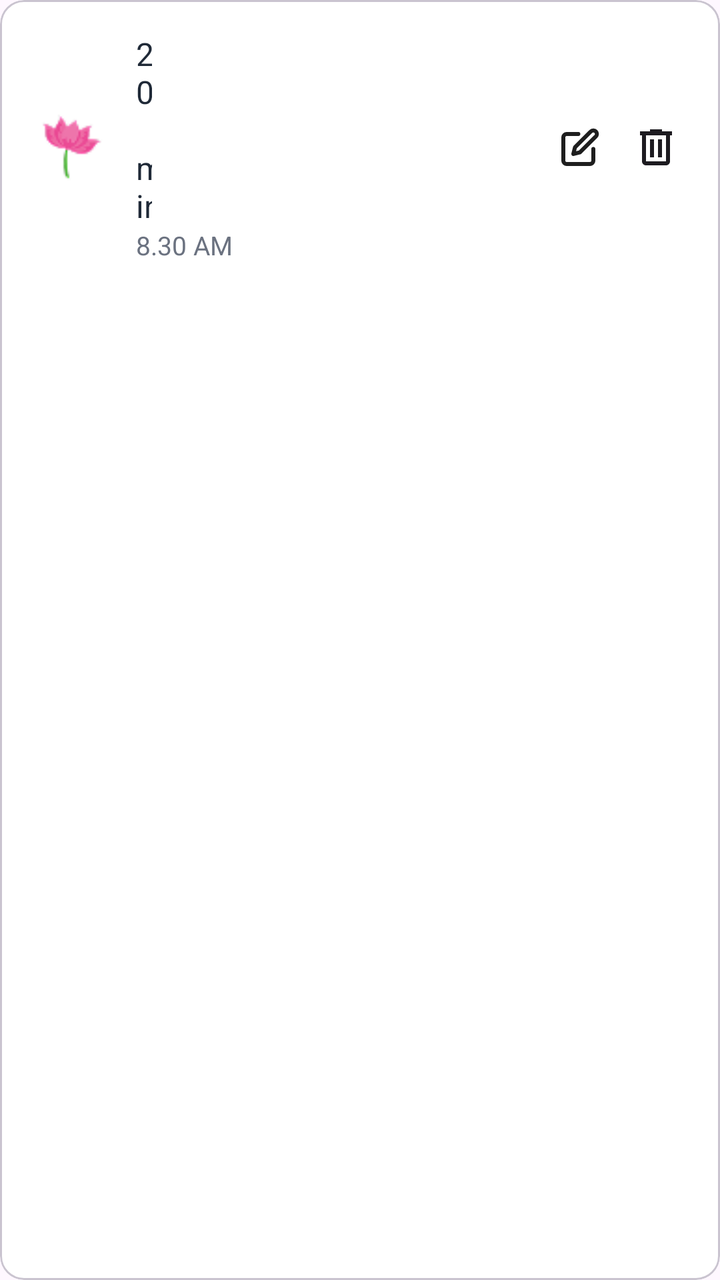
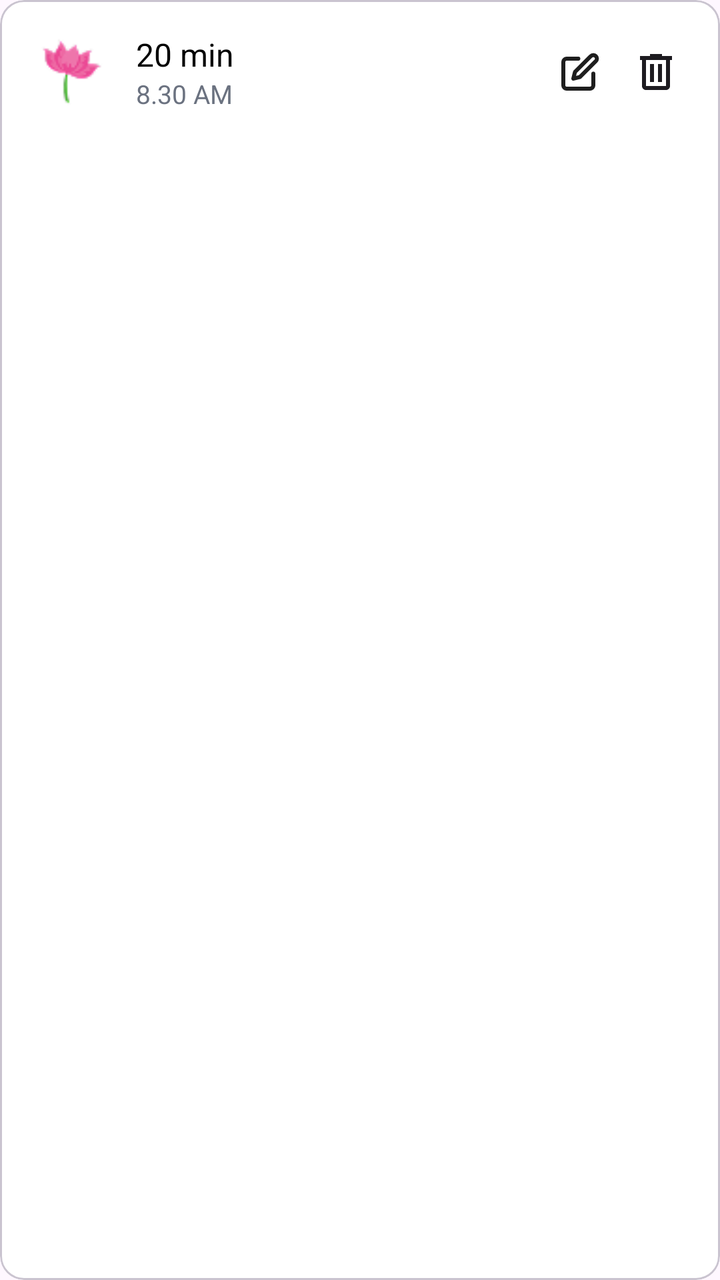

Before-and-after screenshots of an Android layout around one commit, followed by the original layout XML and the change that was made.
<!-- AndroidManifest.xml: application theme Theme.AqualumeApp -->
<!-- res/layout/item_meditation_log.xml -->
<?xml version="1.0" encoding="utf-8"?>
<com.google.android.material.card.MaterialCardView xmlns:android="http://schemas.android.com/apk/res/android"
    xmlns:app="http://schemas.android.com/apk/res-auto"
    android:layout_width="match_parent"
    android:layout_height="wrap_content"
    android:layout_marginBottom="12dp"
    app:cardBackgroundColor="@color/white"
    app:cardCornerRadius="12dp"
    app:cardElevation="0dp">
    <LinearLayout
        android:layout_width="match_parent"
        android:layout_height="wrap_content"
        android:orientation="vertical">
    <TextView
        android:id="@+id/tvDateHeader"
        android:layout_width="wrap_content"
        android:layout_height="wrap_content"
        android:layout_marginTop="8dp"
        android:layout_marginBottom="12dp"
        android:text="@string/_01_10_20255"
        android:textColor="#666666"
        android:textSize="14sp"
        android:visibility="gone" />

    <LinearLayout
        android:layout_width="wrap_content"
        android:layout_height="wrap_content"
        android:gravity="center_vertical"
        android:orientation="horizontal"
        android:padding="16dp">

        <ImageView
            android:layout_width="40dp"
            android:layout_height="40dp"
            android:contentDescription="@string/meditatio"
            android:src="@drawable/ic_meditation" />

        <LinearLayout
            android:layout_width="0dp"
            android:layout_height="wrap_content"
            android:layout_marginStart="12dp"
            android:layout_weight="1"
            android:orientation="vertical">

            <TextView
                android:id="@+id/tv_duration"
                android:layout_width="wrap_content"
                android:layout_height="wrap_content"
                android:layout_marginEnd="200dp"
                android:fontFamily="sans-serif"
                android:text="@string/_20_min"
                android:textColor="@color/primary_text"
                android:textSize="16sp" />


                <TextView
                    android:id="@+id/tv_time"
                    android:layout_width="wrap_content"
                    android:layout_height="wrap_content"
                    android:text="@string/_8_30_am"
                    android:textColor="@color/secondary_text"
                    android:textSize="13sp" />




        </LinearLayout>

        <ImageView
            android:id="@+id/iv_edit"
            android:layout_width="wrap_content"
            android:layout_height="32dp"
            android:layout_marginEnd="8dp"
            android:contentDescription="@string/edite"
            android:padding="4dp"
            android:src="@drawable/ic_edit" />

        <ImageView
            android:id="@+id/iv_delete"
            android:layout_width="32dp"
            android:layout_height="32dp"
            android:contentDescription="@string/deletee"
            android:padding="4dp"
            android:src="@drawable/ic_delete" />

    </LinearLayout>
    </LinearLayout>

</com.google.android.material.card.MaterialCardView>
<!-- resources referenced by this layout -->
<resources>
  <color name="primary_text">#1F2937</color>
  <color name="secondary_text">#6B7280</color>
  <color name="white">#FFFFFFFF</color>
  <!-- drawable ic_delete (drawable) -->
  <vector xmlns:android="http://schemas.android.com/apk/res/android"
      android:width="24dp"
      android:height="24dp"
      android:viewportWidth="24"
      android:viewportHeight="24">
    <path
        android:pathData="M7,21C6.45,21 5.979,20.804 5.588,20.413C5.196,20.021 5,19.55 5,19V6H4V4H9V3H15V4H20V6H19V19C19,19.55 18.804,20.021 18.413,20.413C18.021,20.804 17.55,21 17,21H7ZM17,6H7V19H17V6ZM9,17H11V8H9V17ZM13,17H15V8H13V17Z"
        android:fillColor="#1D1B20"/>
  </vector>
  <!-- drawable ic_edit (drawable) -->
  <vector xmlns:android="http://schemas.android.com/apk/res/android"
      android:width="20dp"
      android:height="20dp"
      android:viewportWidth="20"
      android:viewportHeight="20">
    <group>
      <clip-path
          android:pathData="M0,0h20v20h-20z"/>
      <path
          android:pathData="M9.167,3.333H3.333C2.891,3.333 2.467,3.509 2.155,3.821C1.842,4.134 1.666,4.558 1.666,5V16.667C1.666,17.109 1.842,17.533 2.155,17.845C2.467,18.158 2.891,18.333 3.333,18.333H15C15.442,18.333 15.866,18.158 16.178,17.845C16.491,17.533 16.667,17.109 16.667,16.667V10.833M15.417,2.083C15.748,1.752 16.198,1.566 16.667,1.566C17.135,1.566 17.585,1.752 17.917,2.083C18.248,2.415 18.434,2.864 18.434,3.333C18.434,3.802 18.248,4.252 17.917,4.583L10,12.5L6.667,13.333L7.5,10L15.417,2.083Z"
          android:strokeLineJoin="round"
          android:strokeWidth="2"
          android:fillColor="#00000000"
          android:strokeColor="#1E1E1E"
          android:strokeLineCap="round"/>
    </group>
  </vector>
  <!-- drawable ic_meditation: png bitmap (drawable, 1714 bytes) -->
  <string name="_01_10_20255">01/10/2025</string>
  <string name="_20_min">20 min</string>
  <string name="_8_30_am">8.30 AM</string>
  <string name="deletee">Delete</string>
  <string name="edite">Edit</string>
  <string name="meditatio">Meditation</string>
  <style name="Theme.AqualumeApp" parent="Base.Theme.AqualumeApp" />
  <style name="Base.Theme.AqualumeApp" parent="Theme.Material3.DayNight.NoActionBar">
          
          
      </style>
</resources>

<!-- the commit's change to res/layout/item_meditation_log.xml (unified diff, before → after) -->
@@ -7,18 +7,20 @@
     app:cardBackgroundColor="@color/white"
     app:cardCornerRadius="12dp"
     app:cardElevation="0dp">
-    <LinearLayout
-        android:layout_width="match_parent"
-        android:layout_height="wrap_content"
-        android:orientation="vertical">
+
+
+
+
+
     <TextView
         android:id="@+id/tvDateHeader"
         android:layout_width="wrap_content"
         android:layout_height="wrap_content"
-        android:layout_marginTop="8dp"
-        android:layout_marginBottom="12dp"
+        android:layout_marginTop="1dp"
+        android:layout_marginBottom="30dp"
+        android:layout_marginStart="8dp"
         android:text="@string/_01_10_20255"
-        android:textColor="#666666"
+        android:textColor="@color/black"
         android:textSize="14sp"
         android:visibility="gone" />
 
@@ -36,7 +38,7 @@
             android:src="@drawable/ic_meditation" />
 
         <LinearLayout
-            android:layout_width="0dp"
+            android:layout_width="300dp"
             android:layout_height="wrap_content"
             android:layout_marginStart="12dp"
             android:layout_weight="1"
@@ -46,11 +48,12 @@
                 android:id="@+id/tv_duration"
                 android:layout_width="wrap_content"
                 android:layout_height="wrap_content"
-                android:layout_marginEnd="200dp"
+
                 android:fontFamily="sans-serif"
                 android:text="@string/_20_min"
-                android:textColor="@color/primary_text"
+                android:textColor="@color/black"
                 android:textSize="16sp" />
+
 
 
                 <TextView
@@ -84,6 +87,6 @@
             android:src="@drawable/ic_delete" />
 
     </LinearLayout>
-    </LinearLayout>
+
 
 </com.google.android.material.card.MaterialCardView>
<!-- resource entries referenced after the edit -->
@@ -1,6 +1,6 @@
 <!-- resources referenced by this layout -->
 <resources>
-  <color name="primary_text">#1F2937</color>
+  <color name="black">#FF000000</color>
   <color name="secondary_text">#6B7280</color>
   <color name="white">#FFFFFFFF</color>
   <!-- drawable ic_delete (drawable) -->
